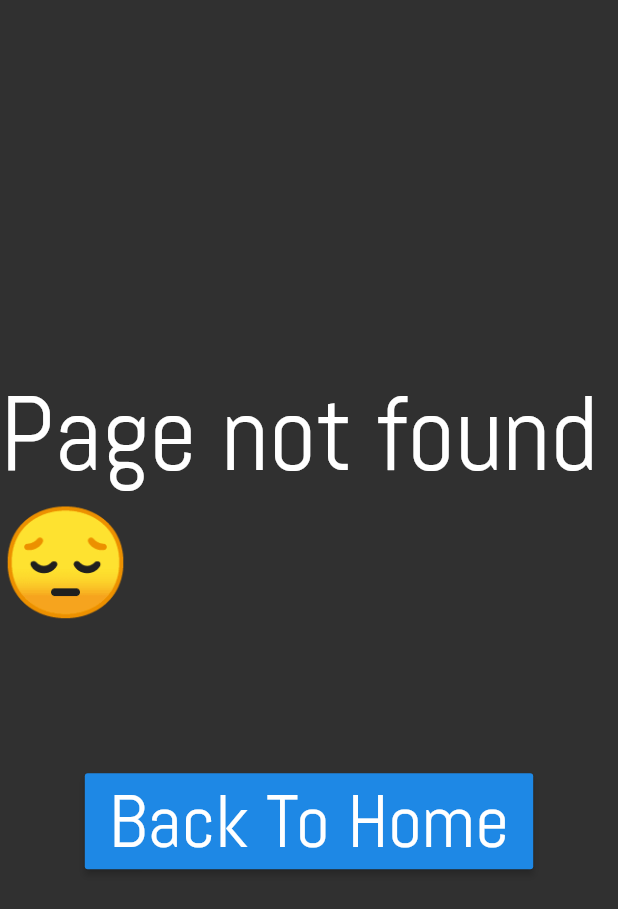
After one commit to gleich/beta-website, a Flutter app: the Page404 screen opened directly, on a phone screen of 412 x 824 dp. The commit adds this screen. Shown: the top 909 px of the screen. Run offline on Flutter 3.47's test engine with Material 2 defaults, Android fonts, the phone set to English and light mode, and no system bars; our stand-ins replace flutter_staggered_animations, material_design_icons_flutter, simple_animations.

Commit message:
Add page not found error

```diff
--- a/lib/main.dart
+++ b/lib/main.dart
@@ -7,6 +7,7 @@ import 'package:matt_gleich_github_io/pages/languages/languages.dart';
 import 'package:matt_gleich_github_io/pages/openSource/openSource.dart';
 import 'package:matt_gleich_github_io/pages/photography/photography.dart';
 import 'package:matt_gleich_github_io/pages/projects/projects.dart';
+import 'package:matt_gleich_github_io/pages/404/404.dart';
 
 void main() => runApp(_MySite());
 
@@ -30,6 +31,7 @@ class _MySite extends StatelessWidget {
         PhotographyPage.pageName: (ctx) => PhotographyPage(),
         ProjectsPage.pageName: (ctx) => ProjectsPage(),
       },
+      onUnknownRoute: (_) => MaterialPageRoute(builder: (ctx) => Page404()),
     );
   }
 }
--- /dev/null
+++ b/lib/pages/404/404.dart
@@ -0,0 +1,34 @@
+import 'package:flutter/material.dart';
+
+import 'package:matt_gleich_github_io/pages/index/index.dart';
+
+class Page404 extends StatelessWidget {
+  @override
+  Widget build(BuildContext context) {
+    return Scaffold(
+      body: Center(
+        child: Column(
+          mainAxisAlignment: MainAxisAlignment.center,
+          crossAxisAlignment: CrossAxisAlignment.center,
+          children: <Widget>[
+            Text(
+              "Page not found 😔",
+              style: TextStyle(fontSize: 70),
+            ),
+            SizedBox(height: 100),
+            RaisedButton(
+              onPressed: () =>
+                  Navigator.popAndPushNamed(context, IndexPage.pageName),
+              child: Text(
+                "Back To Home",
+                style: TextStyle(
+                  fontSize: 50,
+                ),
+              ),
+            ),
+          ],
+        ),
+      ),
+    );
+  }
+}
```
